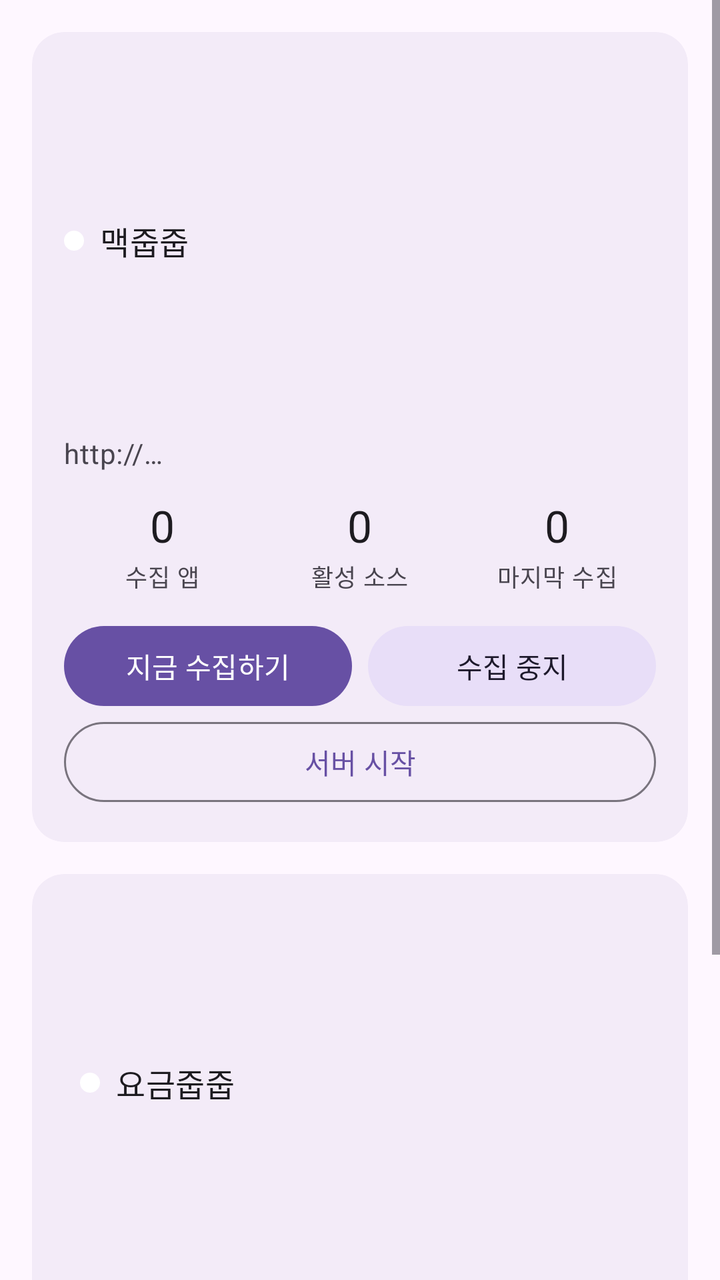
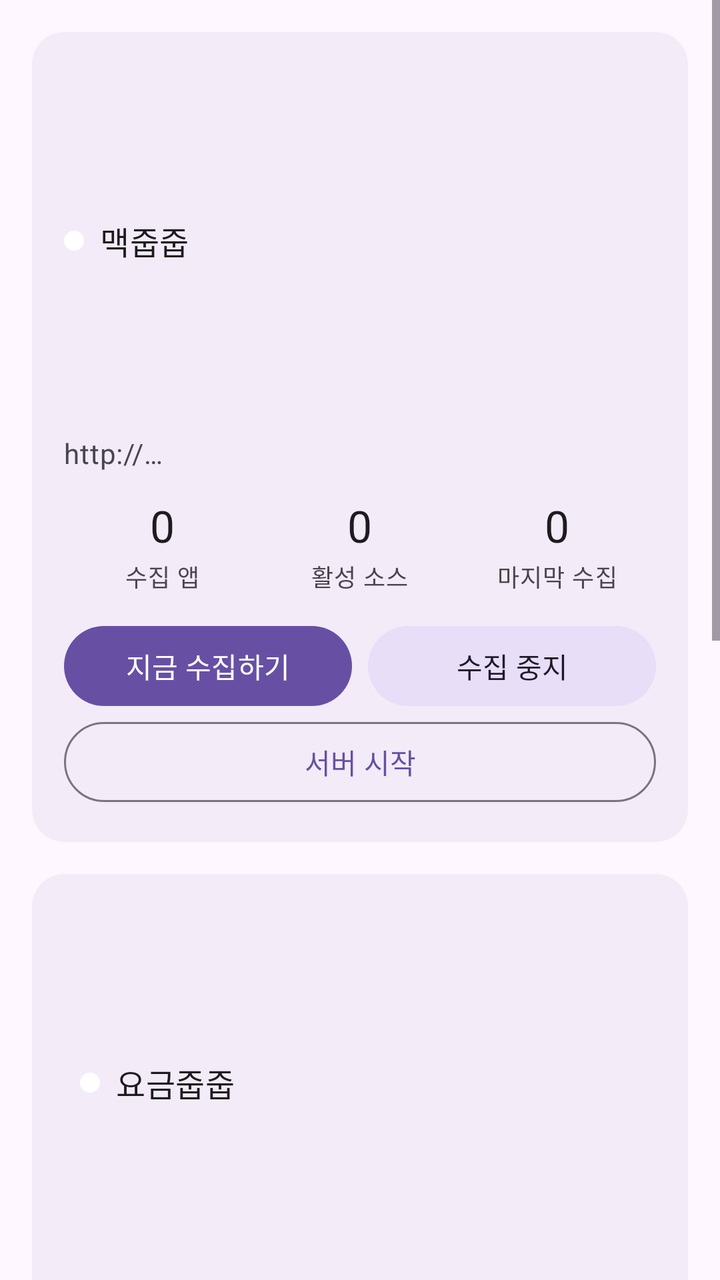

Compare the two renders of this Android layout. The source of the first and the diff that turns it into the second are given below.
<!-- AndroidManifest.xml: application theme Theme.JupJup -->
<!-- res/layout/fragment_dashboard.xml -->
<?xml version="1.0" encoding="utf-8"?>
<ScrollView xmlns:android="http://schemas.android.com/apk/res/android"
    xmlns:app="http://schemas.android.com/apk/res-auto"
    android:layout_width="match_parent"
    android:layout_height="match_parent"
    android:fillViewport="true">

    <LinearLayout
        android:layout_width="match_parent"
        android:layout_height="wrap_content"
        android:orientation="vertical"
        android:padding="16dp">

        
        <com.google.android.material.card.MaterialCardView
            android:id="@+id/dashboard_mac_card"
            android:layout_width="match_parent"
            android:layout_height="wrap_content"
            app:cardCornerRadius="16dp"
            app:cardElevation="2dp"
            app:strokeWidth="0dp">

            <androidx.constraintlayout.widget.ConstraintLayout
                android:layout_width="match_parent"
                android:layout_height="wrap_content"
                android:padding="16dp">

                <LinearLayout
                    android:id="@+id/dashboard_mac_header"
                    android:layout_width="0dp"
                    android:layout_height="wrap_content"
                    android:gravity="center_vertical"
                    android:orientation="horizontal"
                    app:layout_constraintEnd_toEndOf="parent"
                    app:layout_constraintStart_toStartOf="parent"
                    app:layout_constraintTop_toTopOf="parent">

                    <View
                        android:id="@+id/dashboard_mac_dot"
                        android:layout_width="10dp"
                        android:layout_height="10dp"
                        android:background="@drawable/dot_status" />

                    <TextView
                        android:layout_width="wrap_content"
                        android:layout_height="wrap_content"
                        android:layout_marginStart="8dp"
                        android:text="@string/dashboard_mac_title"
                        android:textAppearance="?attr/textAppearanceTitleMedium" />

                    <TextView
                        android:id="@+id/dashboard_mac_active_badge"
                        android:layout_width="wrap_content"
                        android:layout_height="wrap_content"
                        android:layout_marginStart="8dp"
                        android:background="@drawable/badge_pill"
                        android:backgroundTint="?attr/colorPrimaryContainer"
                        android:paddingHorizontal="8dp"
                        android:paddingVertical="2dp"
                        android:text="@string/dashboard_active_badge"
                        android:textAppearance="?attr/textAppearanceLabelSmall"
                        android:textColor="?attr/colorOnPrimaryContainer"
                        android:visibility="gone" />

                    <TextView
                        android:id="@+id/dashboard_mac_status"
                        android:layout_width="0dp"
                        android:layout_height="wrap_content"
                        android:layout_marginEnd="4dp"
                        android:gravity="end"
                        android:text="@string/dashboard_status_checking"
                        android:textAppearance="?attr/textAppearanceBodyMedium" />
                </LinearLayout>

                <TextView
                    android:id="@+id/dashboard_mac_address"
                    android:layout_width="0dp"
                    android:layout_height="wrap_content"
                    android:layout_marginTop="8dp"
                    android:text="@string/dashboard_address_placeholder"
                    android:textAppearance="?attr/textAppearanceBodyMedium"
                    android:textColor="?attr/colorOnSurfaceVariant"
                    app:layout_constraintEnd_toEndOf="parent"
                    app:layout_constraintStart_toStartOf="parent"
                    app:layout_constraintTop_toBottomOf="@id/dashboard_mac_header" />

                <LinearLayout
                    android:id="@+id/dashboard_mac_stats"
                    android:layout_width="0dp"
                    android:layout_height="wrap_content"
                    android:layout_marginTop="12dp"
                    android:orientation="horizontal"
                    app:layout_constraintEnd_toEndOf="parent"
                    app:layout_constraintStart_toStartOf="parent"
                    app:layout_constraintTop_toBottomOf="@id/dashboard_mac_address">

                    <LinearLayout
                        android:layout_width="0dp"
                        android:layout_height="wrap_content"
                        android:layout_weight="1"
                        android:gravity="center"
                        android:orientation="vertical">

                        <TextView
                            android:id="@+id/dashboard_mac_stat_value1"
                            android:layout_width="wrap_content"
                            android:layout_height="wrap_content"
                            android:text="@string/dashboard_stat_zero"
                            android:textAppearance="?attr/textAppearanceTitleLarge" />

                        <TextView
                            android:layout_width="wrap_content"
                            android:layout_height="wrap_content"
                            android:layout_marginTop="2dp"
                            android:text="@string/dashboard_stat_apps"
                            android:textAppearance="?attr/textAppearanceBodySmall"
                            android:textColor="?attr/colorOnSurfaceVariant" />
                    </LinearLayout>

                    <LinearLayout
                        android:layout_width="0dp"
                        android:layout_height="wrap_content"
                        android:layout_weight="1"
                        android:gravity="center"
                        android:orientation="vertical">

                        <TextView
                            android:id="@+id/dashboard_mac_stat_value2"
                            android:layout_width="wrap_content"
                            android:layout_height="wrap_content"
                            android:text="@string/dashboard_stat_zero"
                            android:textAppearance="?attr/textAppearanceTitleLarge" />

                        <TextView
                            android:layout_width="wrap_content"
                            android:layout_height="wrap_content"
                            android:layout_marginTop="2dp"
                            android:text="@string/dashboard_stat_sources"
                            android:textAppearance="?attr/textAppearanceBodySmall"
                            android:textColor="?attr/colorOnSurfaceVariant" />
                    </LinearLayout>

                    <LinearLayout
                        android:layout_width="0dp"
                        android:layout_height="wrap_content"
                        android:layout_weight="1"
                        android:gravity="center"
                        android:orientation="vertical">

                        <TextView
                            android:id="@+id/dashboard_mac_stat_value3"
                            android:layout_width="wrap_content"
                            android:layout_height="wrap_content"
                            android:text="@string/dashboard_stat_zero"
                            android:textAppearance="?attr/textAppearanceTitleLarge" />

                        <TextView
                            android:layout_width="wrap_content"
                            android:layout_height="wrap_content"
                            android:layout_marginTop="2dp"
                            android:text="@string/dashboard_stat_last"
                            android:textAppearance="?attr/textAppearanceBodySmall"
                            android:textColor="?attr/colorOnSurfaceVariant" />
                    </LinearLayout>
                </LinearLayout>

                <LinearLayout
                    android:id="@+id/dashboard_mac_actions"
                    android:layout_width="0dp"
                    android:layout_height="wrap_content"
                    android:layout_marginTop="12dp"
                    android:orientation="horizontal"
                    app:layout_constraintEnd_toEndOf="parent"
                    app:layout_constraintStart_toStartOf="parent"
                    app:layout_constraintTop_toBottomOf="@id/dashboard_mac_stats">

                    <com.google.android.material.button.MaterialButton
                        android:id="@+id/dashboard_mac_btn_crawl"
                        style="@style/Widget.Material3.Button"
                        android:layout_width="0dp"
                        android:layout_height="wrap_content"
                        android:layout_weight="1"
                        android:text="@string/dashboard_btn_crawl_now" />

                    <com.google.android.material.button.MaterialButton
                        android:id="@+id/dashboard_mac_btn_toggle"
                        style="@style/Widget.Material3.Button.TonalButton"
                        android:layout_width="0dp"
                        android:layout_height="wrap_content"
                        android:layout_marginStart="8dp"
                        android:layout_weight="1"
                        android:text="@string/dashboard_btn_pause" />
                </LinearLayout>

                <com.google.android.material.button.MaterialButton
                    android:id="@+id/dashboard_mac_btn_server"
                    style="@style/Widget.Material3.Button.OutlinedButton"
                    android:layout_width="0dp"
                    android:layout_height="wrap_content"
                    android:layout_marginTop="0dp"
                    android:text="@string/dashboard_btn_start_server"
                    app:layout_constraintEnd_toEndOf="parent"
                    app:layout_constraintStart_toStartOf="parent"
                    app:layout_constraintTop_toBottomOf="@id/dashboard_mac_actions" />
            </androidx.constraintlayout.widget.ConstraintLayout>
        </com.google.android.material.card.MaterialCardView>

        
        <com.google.android.material.card.MaterialCardView
            android:id="@+id/dashboard_plan_card"
            android:layout_width="match_parent"
            android:layout_height="wrap_content"
            android:layout_marginTop="16dp"
            app:cardCornerRadius="16dp"
            app:cardElevation="2dp"
            app:strokeWidth="0dp">

            <androidx.constraintlayout.widget.ConstraintLayout
                android:layout_width="match_parent"
                android:layout_height="wrap_content"
                android:padding="16dp">

                <LinearLayout
                    android:id="@+id/dashboard_plan_header"
                    android:layout_width="0dp"
                    android:layout_height="wrap_content"
                    android:layout_marginStart="8dp"
                    android:gravity="center_vertical"
                    android:orientation="horizontal"
                    app:layout_constraintEnd_toEndOf="parent"
                    app:layout_constraintStart_toStartOf="parent"
                    app:layout_constraintTop_toTopOf="parent">

                    <View
                        android:id="@+id/dashboard_plan_dot"
                        android:layout_width="10dp"
                        android:layout_height="10dp"
                        android:background="@drawable/dot_status" />

                    <TextView
                        android:layout_width="wrap_content"
                        android:layout_height="wrap_content"
                        android:layout_marginStart="8dp"
                        android:text="@string/dashboard_plan_title"
                        android:textAppearance="?attr/textAppearanceTitleMedium" />

                    <TextView
                        android:id="@+id/dashboard_plan_active_badge"
                        android:layout_width="wrap_content"
                        android:layout_height="wrap_content"
                        android:layout_marginStart="8dp"
                        android:background="@drawable/badge_pill"
                        android:backgroundTint="?attr/colorPrimaryContainer"
                        android:paddingHorizontal="8dp"
                        android:paddingVertical="2dp"
                        android:text="@string/dashboard_active_badge"
                        android:textAppearance="?attr/textAppearanceLabelSmall"
                        android:textColor="?attr/colorOnPrimaryContainer"
                        android:visibility="gone" />

                    <TextView
                        android:id="@+id/dashboard_plan_status"
                        android:layout_width="0dp"
                        android:layout_height="wrap_content"
                        android:layout_marginEnd="4dp"
                        android:gravity="end"
                        android:text="@string/dashboard_status_checking"
                        android:textAppearance="?attr/textAppearanceBodyMedium" />
                </LinearLayout>

                <TextView
                    android:id="@+id/dashboard_plan_address"
                    android:layout_width="0dp"
                    android:layout_height="wrap_content"
                    android:layout_marginTop="8dp"
                    android:text="@string/dashboard_address_placeholder"
                    android:textAppearance="?attr/textAppearanceBodyMedium"
                    android:textColor="?attr/colorOnSurfaceVariant"
                    app:layout_constraintEnd_toEndOf="parent"
                    app:layout_constraintStart_toStartOf="parent"
                    app:layout_constraintTop_toBottomOf="@id/dashboard_plan_header" />

                <LinearLayout
                    android:id="@+id/dashboard_plan_stats"
                    android:layout_width="0dp"
                    android:layout_height="wrap_content"
                    android:layout_marginTop="12dp"
                    android:orientation="horizontal"
                    app:layout_constraintEnd_toEndOf="parent"
                    app:layout_constraintStart_toStartOf="parent"
                    app:layout_constraintTop_toBottomOf="@id/dashboard_plan_address">

                    <LinearLayout
                        android:layout_width="0dp"
                        android:layout_height="wrap_content"
                        android:layout_weight="1"
                        android:gravity="center"
                        android:orientation="vertical">

                        <TextView
                            android:id="@+id/dashboard_plan_stat_value1"
                            android:layout_width="wrap_content"
                            android:layout_height="wrap_content"
                            android:text="@string/dashboard_stat_zero"
                            android:textAppearance="?attr/textAppearanceTitleLarge" />

                        <TextView
                            android:layout_width="wrap_content"
                            android:layout_height="wrap_content"
                            android:layout_marginTop="2dp"
                            android:text="@string/dashboard_stat_plans"
                            android:textAppearance="?attr/textAppearanceBodySmall"
                            android:textColor="?attr/colorOnSurfaceVariant" />
                    </LinearLayout>

                    <LinearLayout
                        android:layout_width="0dp"
                        android:layout_height="wrap_content"
                        android:layout_weight="1"
                        android:gravity="center"
                        android:orientation="vertical">

                        <TextView
                            android:id="@+id/dashboard_plan_stat_value2"
                            android:layout_width="wrap_content"
                            android:layout_height="wrap_content"
                            android:text="@string/dashboard_stat_zero"
                            android:textAppearance="?attr/textAppearanceTitleLarge" />

                        <TextView
                            android:layout_width="wrap_content"
                            android:layout_height="wrap_content"
                            android:layout_marginTop="2dp"
                            android:text="@string/dashboard_stat_sources"
                            android:textAppearance="?attr/textAppearanceBodySmall"
                            android:textColor="?attr/colorOnSurfaceVariant" />
                    </LinearLayout>

                    <LinearLayout
                        android:layout_width="0dp"
                        android:layout_height="wrap_content"
                        android:layout_weight="1"
                        android:gravity="center"
                        android:orientation="vertical">

                        <TextView
                            android:id="@+id/dashboard_plan_stat_value3"
                            android:layout_width="wrap_content"
                            android:layout_height="wrap_content"
                            android:text="@string/dashboard_stat_zero"
                            android:textAppearance="?attr/textAppearanceTitleLarge" />

                        <TextView
                            android:layout_width="wrap_content"
                            android:layout_height="wrap_content"
                            android:layout_marginTop="2dp"
                            android:text="@string/dashboard_stat_last"
                            android:textAppearance="?attr/textAppearanceBodySmall"
                            android:textColor="?attr/colorOnSurfaceVariant" />
                    </LinearLayout>
                </LinearLayout>

                <LinearLayout
                    android:id="@+id/dashboard_plan_actions"
                    android:layout_width="0dp"
                    android:layout_height="wrap_content"
                    android:layout_marginTop="12dp"
                    android:orientation="horizontal"
                    app:layout_constraintEnd_toEndOf="parent"
                    app:layout_constraintStart_toStartOf="parent"
                    app:layout_constraintTop_toBottomOf="@id/dashboard_plan_stats">

                    <com.google.android.material.button.MaterialButton
                        android:id="@+id/dashboard_plan_btn_crawl"
                        style="@style/Widget.Material3.Button"
                        android:layout_width="0dp"
                        android:layout_height="wrap_content"
                        android:layout_weight="1"
                        android:text="@string/dashboard_btn_crawl_now" />

                    <com.google.android.material.button.MaterialButton
                        android:id="@+id/dashboard_plan_btn_toggle"
                        style="@style/Widget.Material3.Button.TonalButton"
                        android:layout_width="0dp"
                        android:layout_height="wrap_content"
                        android:layout_marginStart="8dp"
                        android:layout_weight="1"
                        android:text="@string/dashboard_btn_pause" />
                </LinearLayout>

                <com.google.android.material.button.MaterialButton
                    android:id="@+id/dashboard_plan_btn_server"
                    style="@style/Widget.Material3.Button.OutlinedButton"
                    android:layout_width="0dp"
                    android:layout_height="wrap_content"
                    android:text="@string/dashboard_btn_start_server"
                    app:layout_constraintEnd_toEndOf="parent"
                    app:layout_constraintStart_toStartOf="parent"
                    app:layout_constraintTop_toBottomOf="@id/dashboard_plan_actions" />
            </androidx.constraintlayout.widget.ConstraintLayout>
        </com.google.android.material.card.MaterialCardView>

    </LinearLayout>
</ScrollView>
<!-- resources referenced by this layout -->
<resources>
  <!-- drawable badge_pill (drawable) -->
  <?xml version="1.0" encoding="utf-8"?>
  <shape xmlns:android="http://schemas.android.com/apk/res/android"
      android:shape="rectangle">
      <corners android:radius="8dp" />
      <solid android:color="@android:color/white" />
  </shape>
  <!-- drawable dot_status (drawable) -->
  <?xml version="1.0" encoding="utf-8"?>
  <shape xmlns:android="http://schemas.android.com/apk/res/android"
      android:shape="oval">
      <solid android:color="@android:color/white" />
      <size
          android:width="10dp"
          android:height="10dp" />
  </shape>
  <string name="dashboard_active_badge">현재</string>
  <string name="dashboard_address_placeholder">http://…</string>
  <string name="dashboard_btn_crawl_now">지금 수집하기</string>
  <string name="dashboard_btn_pause">수집 중지</string>
  <string name="dashboard_btn_start_server">서버 시작</string>
  <string name="dashboard_mac_title">맥줍줍</string>
  <string name="dashboard_plan_title">요금줍줍</string>
  <string name="dashboard_stat_apps">수집 앱</string>
  <string name="dashboard_stat_last">마지막 수집</string>
  <string name="dashboard_stat_plans">요금제</string>
  <string name="dashboard_stat_sources">활성 소스</string>
  <string name="dashboard_stat_zero">0</string>
  <string name="dashboard_status_checking">상태 확인 중…</string>
  <style name="Theme.JupJup" parent="Theme.Material3.DayNight.NoActionBar">
          <item name="colorPrimary">@color/seed_primary</item>
          <item name="colorOnPrimary">@android:color/white</item>
      </style>
  <color name="seed_primary">#6750A4</color>
</resources>

<!-- the commit's change to res/layout/fragment_dashboard.xml (unified diff, before → after) -->
@@ -400,5 +400,199 @@
             </androidx.constraintlayout.widget.ConstraintLayout>
         </com.google.android.material.card.MaterialCardView>
 
+        
+        <com.google.android.material.card.MaterialCardView
+            android:id="@+id/dashboard_pf_card"
+            android:layout_width="match_parent"
+            android:layout_height="wrap_content"
+            android:layout_marginTop="16dp"
+            app:cardCornerRadius="16dp"
+            app:cardElevation="2dp"
+            app:strokeWidth="0dp">
+
+            <androidx.constraintlayout.widget.ConstraintLayout
+                android:layout_width="match_parent"
+                android:layout_height="wrap_content"
+                android:padding="16dp">
+
+                <LinearLayout
+                    android:id="@+id/dashboard_pf_header"
+                    android:layout_width="0dp"
+                    android:layout_height="wrap_content"
+                    android:gravity="center_vertical"
+                    android:orientation="horizontal"
+                    app:layout_constraintEnd_toEndOf="parent"
+                    app:layout_constraintStart_toStartOf="parent"
+                    app:layout_constraintTop_toTopOf="parent">
+
+                    <View
+                        android:id="@+id/dashboard_pf_dot"
+                        android:layout_width="10dp"
+                        android:layout_height="10dp"
+                        android:background="@drawable/dot_status" />
+
+                    <TextView
+                        android:layout_width="wrap_content"
+                        android:layout_height="wrap_content"
+                        android:layout_marginStart="8dp"
+                        android:text="@string/dashboard_pf_title"
+                        android:textAppearance="?attr/textAppearanceTitleMedium" />
+
+                    <TextView
+                        android:id="@+id/dashboard_pf_active_badge"
+                        android:layout_width="wrap_content"
+                        android:layout_height="wrap_content"
+                        android:layout_marginStart="8dp"
+                        android:background="@drawable/badge_pill"
+                        android:backgroundTint="?attr/colorPrimaryContainer"
+                        android:paddingHorizontal="8dp"
+                        android:paddingVertical="2dp"
+                        android:text="@string/dashboard_active_badge"
+                        android:textAppearance="?attr/textAppearanceLabelSmall"
+                        android:textColor="?attr/colorOnPrimaryContainer"
+                        android:visibility="gone" />
+
+                    <TextView
+                        android:id="@+id/dashboard_pf_status"
+                        android:layout_width="0dp"
+                        android:layout_height="wrap_content"
+                        android:layout_marginEnd="4dp"
+                        android:gravity="end"
+                        android:text="@string/dashboard_status_checking"
+                        android:textAppearance="?attr/textAppearanceBodyMedium" />
+                </LinearLayout>
+
+                <TextView
+                    android:id="@+id/dashboard_pf_address"
+                    android:layout_width="0dp"
+                    android:layout_height="wrap_content"
+                    android:layout_marginTop="8dp"
+                    android:text="@string/dashboard_address_placeholder"
+                    android:textAppearance="?attr/textAppearanceBodyMedium"
+                    android:textColor="?attr/colorOnSurfaceVariant"
+                    app:layout_constraintEnd_toEndOf="parent"
+                    app:layout_constraintStart_toStartOf="parent"
+                    app:layout_constraintTop_toBottomOf="@id/dashboard_pf_header" />
+
+                <LinearLayout
+                    android:id="@+id/dashboard_pf_stats"
+                    android:layout_width="0dp"
+                    android:layout_height="wrap_content"
+                    android:layout_marginTop="12dp"
+                    android:orientation="horizontal"
+                    app:layout_constraintEnd_toEndOf="parent"
+                    app:layout_constraintStart_toStartOf="parent"
+                    app:layout_constraintTop_toBottomOf="@id/dashboard_pf_address">
+
+                    <LinearLayout
+                        android:layout_width="0dp"
+                        android:layout_height="wrap_content"
+                        android:layout_weight="1"
+                        android:gravity="center"
+                        android:orientation="vertical">
+
+                        <TextView
+                            android:id="@+id/dashboard_pf_stat_value1"
+                            android:layout_width="wrap_content"
+                            android:layout_height="wrap_content"
+                            android:text="@string/dashboard_stat_zero"
+                            android:textAppearance="?attr/textAppearanceTitleLarge" />
+
+                        <TextView
+                            android:layout_width="wrap_content"
+                            android:layout_height="wrap_content"
+                            android:layout_marginTop="2dp"
+                            android:text="@string/dashboard_stat_runs"
+                            android:textAppearance="?attr/textAppearanceBodySmall"
+                            android:textColor="?attr/colorOnSurfaceVariant" />
+                    </LinearLayout>
+
+                    <LinearLayout
+                        android:layout_width="0dp"
+                        android:layout_height="wrap_content"
+                        android:layout_weight="1"
+                        android:gravity="center"
+                        android:orientation="vertical">
+
+                        <TextView
+                            android:id="@+id/dashboard_pf_stat_value2"
+                            android:layout_width="wrap_content"
+                            android:layout_height="wrap_content"
+                            android:text="@string/dashboard_stat_zero"
+                            android:textAppearance="?attr/textAppearanceTitleLarge" />
+
+                        <TextView
+                            android:layout_width="wrap_content"
+                            android:layout_height="wrap_content"
+                            android:layout_marginTop="2dp"
+                            android:text="@string/dashboard_stat_state"
+                            android:textAppearance="?attr/textAppearanceBodySmall"
+                            android:textColor="?attr/colorOnSurfaceVariant" />
+                    </LinearLayout>
+
+                    <LinearLayout
+                        android:layout_width="0dp"
+                        android:layout_height="wrap_content"
+                        android:layout_weight="1"
+                        android:gravity="center"
+                        android:orientation="vertical">
+
+                        <TextView
+                            android:id="@+id/dashboard_pf_stat_value3"
+                            android:layout_width="wrap_content"
+                            android:layout_height="wrap_content"
+                            android:text="@string/dashboard_stat_zero"
+                            android:textAppearance="?attr/textAppearanceTitleLarge" />
+
+                        <TextView
+                            android:layout_width="wrap_content"
+                            android:layout_height="wrap_content"
+                            android:layout_marginTop="2dp"
+                            android:text="@string/dashboard_stat_last"
+                            android:textAppearance="?attr/textAppearanceBodySmall"
+                            android:textColor="?attr/colorOnSurfaceVariant" />
+                    </LinearLayout>
+                </LinearLayout>
+
+                <LinearLayout
+                    android:id="@+id/dashboard_pf_actions"
+                    android:layout_width="0dp"
+                    android:layout_height="wrap_content"
+                    android:layout_marginTop="12dp"
+                    android:orientation="horizontal"
+                    app:layout_constraintEnd_toEndOf="parent"
+                    app:layout_constraintStart_toStartOf="parent"
+                    app:layout_constraintTop_toBottomOf="@id/dashboard_pf_stats">
+
+                    <com.google.android.material.button.MaterialButton
+                        android:id="@+id/dashboard_pf_btn_crawl"
+                        style="@style/Widget.Material3.Button"
+                        android:layout_width="0dp"
+                        android:layout_height="wrap_content"
+                        android:layout_weight="1"
+                        android:text="@string/dashboard_pf_btn_run_now" />
+
+                    <com.google.android.material.button.MaterialButton
+                        android:id="@+id/dashboard_pf_btn_toggle"
+                        style="@style/Widget.Material3.Button.TonalButton"
+                        android:layout_width="0dp"
+                        android:layout_height="wrap_content"
+                        android:layout_marginStart="8dp"
+                        android:layout_weight="1"
+                        android:text="@string/dashboard_pf_btn_disable" />
+                </LinearLayout>
+
+                <com.google.android.material.button.MaterialButton
+                    android:id="@+id/dashboard_pf_btn_server"
+                    style="@style/Widget.Material3.Button.OutlinedButton"
+                    android:layout_width="0dp"
+                    android:layout_height="wrap_content"
+                    android:text="@string/dashboard_pf_btn_start_server"
+                    app:layout_constraintEnd_toEndOf="parent"
+                    app:layout_constraintStart_toStartOf="parent"
+                    app:layout_constraintTop_toBottomOf="@id/dashboard_pf_actions" />
+            </androidx.constraintlayout.widget.ConstraintLayout>
+        </com.google.android.material.card.MaterialCardView>
+
     </LinearLayout>
 </ScrollView>
<!-- resource entries referenced after the edit -->
@@ -22,11 +22,17 @@
   <string name="dashboard_btn_pause">수집 중지</string>
   <string name="dashboard_btn_start_server">서버 시작</string>
   <string name="dashboard_mac_title">맥줍줍</string>
+  <string name="dashboard_pf_btn_disable">실행 끄기</string>
+  <string name="dashboard_pf_btn_run_now">지금 실행</string>
+  <string name="dashboard_pf_btn_start_server">서버 시작 (3002)</string>
+  <string name="dashboard_pf_title">프롬프트팩토리</string>
   <string name="dashboard_plan_title">요금줍줍</string>
   <string name="dashboard_stat_apps">수집 앱</string>
   <string name="dashboard_stat_last">마지막 수집</string>
   <string name="dashboard_stat_plans">요금제</string>
+  <string name="dashboard_stat_runs">실행 횟수</string>
   <string name="dashboard_stat_sources">활성 소스</string>
+  <string name="dashboard_stat_state">상태</string>
   <string name="dashboard_stat_zero">0</string>
   <string name="dashboard_status_checking">상태 확인 중…</string>
   <style name="Theme.JupJup" parent="Theme.Material3.DayNight.NoActionBar">
